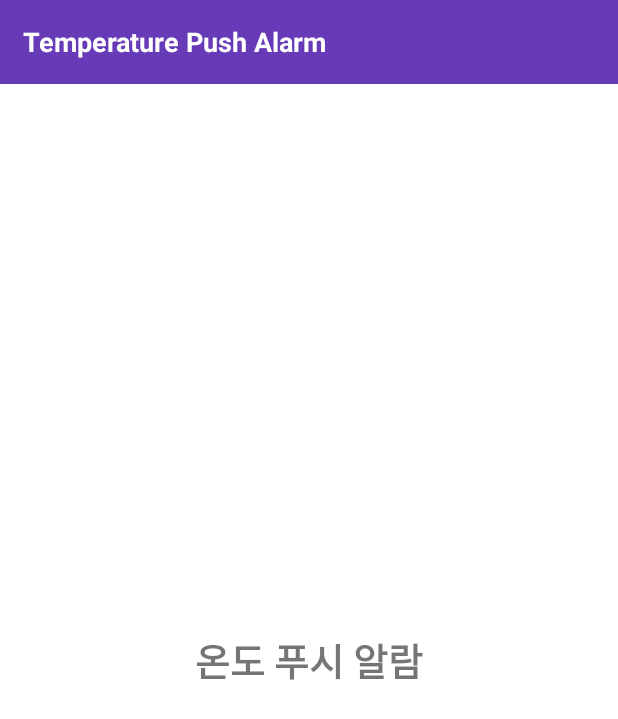
After one commit to psh0121/smart-fan, an Android app: the Settings_Temperature screen opened directly, with no data from a screen before it, on a phone screen of 412 x 824 dp. The commit adds this screen. Shown: the top 719 px of the screen. Run offline under Robolectric (Android 15) with nearby library versions, the phone set to English and light mode, and no system bars.

Commit message:
settings창에 구성되어 있는 항목들을 각자 클릭했을 때 각 페이지로 접속할 수 있도록 intent를 이용해 설정

```diff
--- a/SmartFan/app/src/main/java/com/example/smartfan/FragmentMain.java
+++ b/SmartFan/app/src/main/java/com/example/smartfan/FragmentMain.java
@@ -1,6 +1,7 @@
 package com.example.smartfan;
 
 import android.content.Context;
+import android.content.Intent;
 import android.view.LayoutInflater;
 import android.view.View;
 import android.view.ViewGroup;
@@ -22,8 +23,8 @@ class SettingsAdapter extends ArrayAdapter implements AdapterView.OnItemClickLis
     private List list;
 
     @Override
-    public void onItemClick(AdapterView<?> adapterView, View view, int i, long l) {
-        Toast.makeText(context, "clicked", Toast.LENGTH_SHORT).show();
+    public void onItemClick(AdapterView<?> adapterView, View view, int position, long id) {
+        //임시로 Toast 제거함
     }
 
     class ViewHolder {
--- /dev/null
+++ b/SmartFan/app/src/main/java/com/example/smartfan/Settings_Temperature.java
@@ -0,0 +1,14 @@
+package com.example.smartfan;
+
+import androidx.appcompat.app.AppCompatActivity;
+
+import android.os.Bundle;
+
+public class Settings_Temperature extends AppCompatActivity {
+
+    @Override
+    protected void onCreate(Bundle savedInstanceState) {
+        super.onCreate(savedInstanceState);
+        setContentView(R.layout.settings__temperature);
+    }
+}
--- /dev/null
+++ b/SmartFan/app/src/main/res/layout/settings__temperature.xml
@@ -0,0 +1,43 @@
+<?xml version="1.0" encoding="utf-8"?>
+<androidx.constraintlayout.widget.ConstraintLayout xmlns:android="http://schemas.android.com/apk/res/android"
+    xmlns:app="http://schemas.android.com/apk/res-auto"
+    xmlns:tools="http://schemas.android.com/tools"
+    android:layout_width="match_parent"
+    android:layout_height="match_parent"
+    android:gravity="center"
+    android:orientation="vertical"
+    tools:context=".Settings_Temperature">
+
+    <LinearLayout
+        android:id="@+id/layoutToolBar"
+        android:layout_width="match_parent"
+        android:layout_height="?actionBarSize"
+        android:background="@color/colorPrimary"
+        android:gravity="center_vertical"
+        android:orientation="horizontal"
+        android:paddingStart="15dp"
+        android:paddingEnd="15dp"
+        app:layout_constraintTop_toTopOf="parent">
+
+        <TextView
+            android:id="@+id/textTitle"
+            android:layout_width="match_parent"
+            android:layout_height="wrap_content"
+            android:text="Temperature Push Alarm"
+            android:textColor="@color/colorWhite"
+            android:textSize="18sp"
+            android:textStyle="bold" />
+
+    </LinearLayout>
+
+    <TextView
+        android:layout_width="match_parent"
+        android:layout_height="0dp"
+        app:layout_constraintTop_toBottomOf="@id/layoutToolBar"
+        app:layout_constraintBottom_toBottomOf="parent"
+        android:gravity="center"
+        android:text="온도 푸시 알람"
+        android:textSize="25sp"
+        android:textStyle="bold"/>
+
+</androidx.constraintlayout.widget.ConstraintLayout>
```
Also changed, not shown: SmartFan/app/src/main/AndroidManifest.xml (+6 -2 lines), SmartFan/app/src/main/java/com/example/smartfan/SettingsFragment.java (+25 -0 lines), SmartFan/app/src/main/java/com/example/smartfan/Settings_Advice.java (added, +14 -0 lines), SmartFan/app/src/main/java/com/example/smartfan/Settings_Voice.java (added, +14 -0 lines), SmartFan/app/src/main/java/com/example/smartfan/Settings_Widget.java (added, +14 -0 lines), SmartFan/app/src/main/res/layout/settings__advice.xml (added, +43 -0 lines), SmartFan/app/src/main/res/layout/settings__voice.xml (added, +43 -0 lines), SmartFan/app/src/main/res/layout/settings__widget.xml (added, +43 -0 lines).
